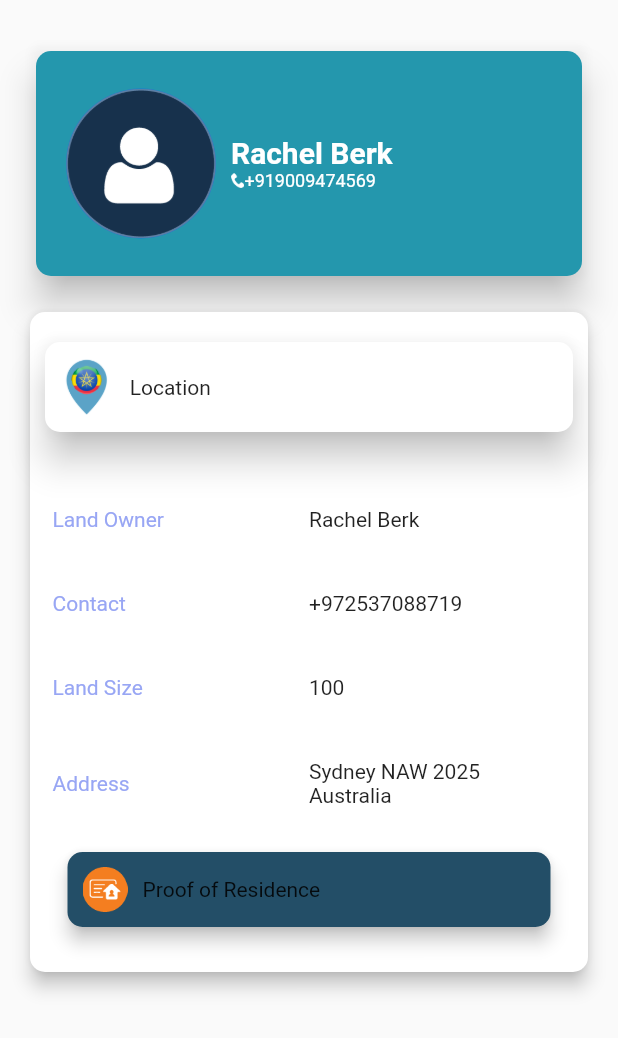
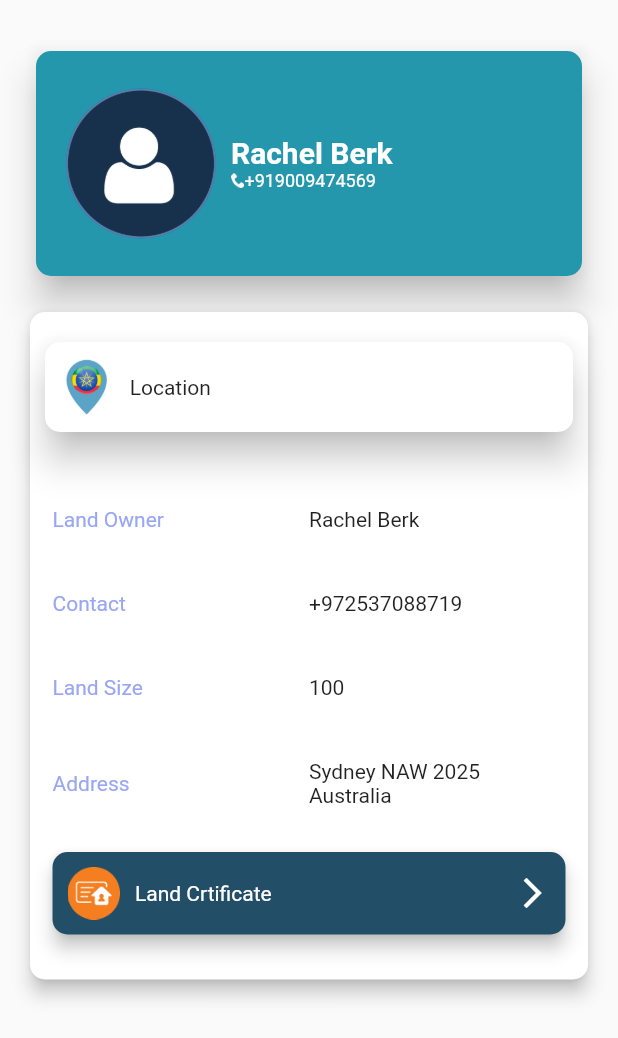
Before and after one commit to sumithariyani/chrome_pay_mobile_flutter, a Flutter app: the LandCertificate screen opened directly, on a phone screen of 412 x 824 dp. Shown: the top 1038 px of the screen. Run offline on Flutter 3.47's test engine with Material 2 defaults, Android fonts, the phone set to English and light mode, and no system bars; our stand-ins replace fluttertoast, google_maps_flutter, shared_preferences; accounts and stored records are empty.

Commit message:
raza updated 28/12/2022

```diff
--- /dev/null
+++ b/lib/Activity/all-did.dart
@@ -0,0 +1 @@
+import 'package:flutter/material.dart';
--- /dev/null
+++ b/lib/Models/Login Model.dart
@@ -0,0 +1,42 @@
+
+ import 'dart:convert';
+
+LoginModel loginModelFromJson(String str) => LoginModel.fromJson(json.decode(str));
+
+String loginModelToFromJson(LoginModel data) => json.encode(data.toJson());
+
+class LoginModel {
+  LoginModel({
+    this.status,
+    this.Login_status,
+    this.msg,
+    this.token,
+    this.ID,
+    this.orgID,
+});
+
+  bool? status;
+  String? Login_status;
+  String? msg;
+  String? token;
+  String? ID;
+  String? orgID;
+
+  factory LoginModel.fromJson(Map<String, dynamic> json) => LoginModel(
+    status: json["status"] == null ? null : json["status"],
+    Login_status: json["Login_status"] == null ? null : json["Login_status"],
+    msg: json["msg"] == null ? null : json["msg"],
+    token: json["token"] == null ? null : json["token"],
+    ID: json["ID"] == null ? null : json["ID"],
+    orgID: json["orgID"] == null ? null : json["orgID"],
+  );
+
+  Map<String, dynamic> toJson() => {
+    "status": status == null ? null : status,
+    "Login_status": Login_status == null ? null : Login_status,
+    "msg": msg == null ? null : msg,
+    "token": token == null ? null : token,
+    "ID": ID == null ? null : ID,
+    "orgID": orgID == null ? null : orgID,
+  };
+}
--- a/lib/TabsViewer/land.dart
+++ b/lib/TabsViewer/land.dart
@@ -204,9 +204,9 @@ class _LandCertifyState extends State<LandCertificate> {
                                   shape: RoundedRectangleBorder(
                                       borderRadius: BorderRadius.all(Radius.circular(10.0))
                                   ),
-                                  margin: EdgeInsets.only(top: 10.0, bottom: 10.0, left: 10.0, right: 10.0),
+                                  margin: EdgeInsets.only(top: 10.0, bottom: 10.0, left: 0.0, right: 0.0),
                                   child: Container(
-                                    height: 50,
+                                    height: 55,
                                     margin: EdgeInsets.symmetric(horizontal: 10.0),
                                     child: Row(
                                       children: [
@@ -217,8 +217,16 @@ class _LandCertifyState extends State<LandCertificate> {
                                         ),
                                         Container(
                                           margin: EdgeInsets.symmetric(horizontal: 10.0),
-                                          child: Text('Proof of Residence'
+                                          child: Text('Land Crtificate',
+                                            style: TextStyle(color: Colors.white),
                                           ),
+                                        ),
+                                        Spacer(),
+                                        Container(
+                                          alignment: Alignment.centerRight,
+                                          margin: EdgeInsets.symmetric(vertical: 10.0),
+                                          child: Icon(Icons.arrow_forward_ios,
+                                          color: Colors.white,)
                                         )
                                       ],
                                     ),
--- a/pubspec.yaml
+++ b/pubspec.yaml
@@ -47,6 +47,8 @@ dev_dependencies:
   # rules and activating additional ones.
   flutter_lints: ^2.0.0
   fluttertoast: ^8.1.2
+  http: ^0.13.5
+  shared_preferences: ^2.0.15
 
 
 # For information on the generic Dart part of this file, see the
```
Also changed, not shown: lib/Activity/agent.dart (+10 -1 lines), lib/Activity/login.dart (+43 -16 lines), lib/Services/Services.dart (added, +49 -0 lines), lib/TabsViewer/personal.dart (+6 -4 lines), pubspec.lock, 2 other files.
